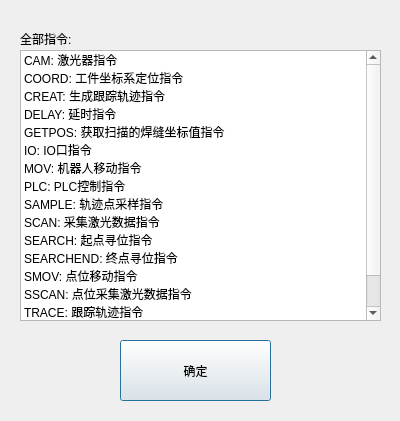
Before: the Qt Designer form othercmddlg.ui in qubo188612/qtwelding, drawn with Qt 5.
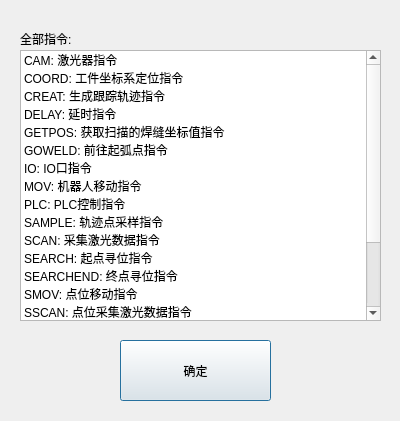
After: the same form once the commit is applied.

```diff
--- a/othercmddlg.ui
+++ b/othercmddlg.ui
@@ -76,6 +76,11 @@
      <string>GETPOS: 获取扫描的焊缝坐标值指令</string>
     </property>
    </item>
+   <item>
+    <property name="text">
+     <string>GOWELD: 前往起弧点指令</string>
+    </property>
+   </item>
    <item>
     <property name="text">
      <string>IO: IO口指令</string>
@@ -123,7 +128,17 @@
    </item>
    <item>
     <property name="text">
-     <string>TRACE: 跟踪轨迹指令</string>
+     <string>TRACE: 生成跟踪轨迹工艺指令</string>
+    </property>
+   </item>
+   <item>
+    <property name="text">
+     <string>TRACEADD: 生成跟踪轨迹工艺相加指令</string>
+    </property>
+   </item>
+   <item>
+    <property name="text">
+     <string>TRACING: 跟踪轨迹工艺指令</string>
     </property>
    </item>
    <item>
```
